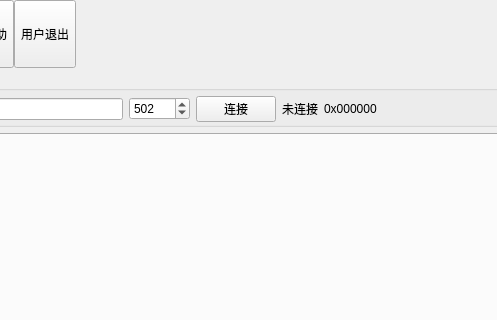
First picture: the form in main_ui.ui, repository Shogpe/bmsTool, before the edit; both pictures show x 258 to 755 and y 0 to 320 of the 1015 by 600 pixel window.
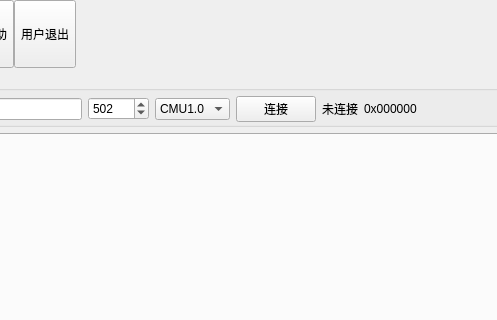
Second picture: the form after the edit. The open tabs and pages were chosen to show the change. Icons and pictures are not drawn. Custom widgets are drawn as their Qt base class.

```diff
--- a/main_ui.ui
+++ b/main_ui.ui
@@ -126,6 +126,20 @@
                 </property>
                </widget>
               </item>
+              <item>
+               <widget class="QComboBox" name="cbProtocol">
+                <item>
+                 <property name="text">
+                  <string>CMU1.0</string>
+                 </property>
+                </item>
+                <item>
+                 <property name="text">
+                  <string>CMU2.0</string>
+                 </property>
+                </item>
+               </widget>
+              </item>
               <item>
                <widget class="QPushButton" name="tbtnConnect">
                 <property name="text">
```
Left out of the diff: 2 changed lines with no effect on the pictures.
